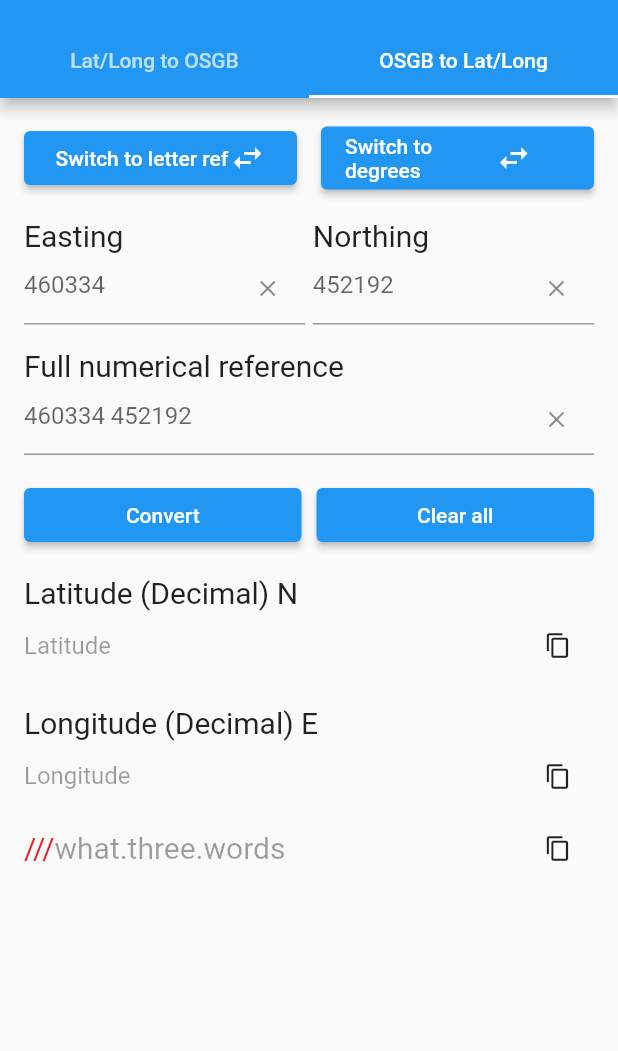
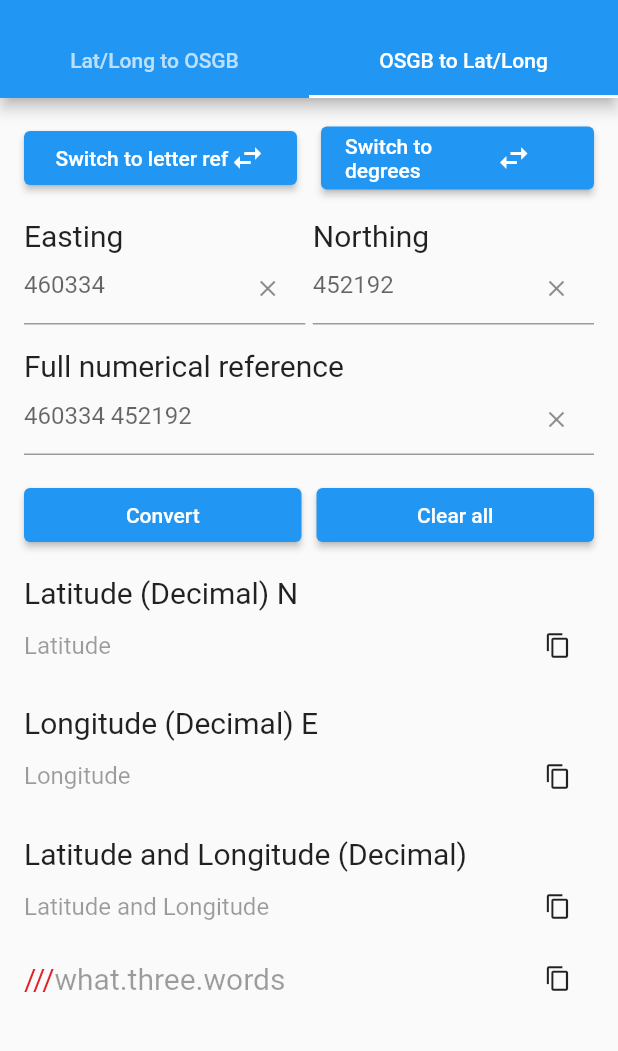
Before and after one commit to FunkyPenguin24/CoordinateTranslator, a Flutter app: the screen it shows after launch, tab 2 chosen, on a phone screen of 412 x 824 dp, the part 58-1109 px from its top. Run offline on Flutter 3.47's test engine with Material 2 defaults, Android fonts, the phone set to English and light mode, and no system bars; our stand-ins replace fluttertoast, image_picker, location, pull_to_refresh; missing offline and left inert: dynamic_themes, flutter_osm_plugin, latlong_to_osgrid, what3words.

Commit message:
Added new lat long output that displays them together. Close #4

```diff
--- a/lib/OSGBToLatLong.dart
+++ b/lib/OSGBToLatLong.dart
@@ -36,7 +36,9 @@ class OSGBToLatLongState extends State<OSGBToLatLong> with AutomaticKeepAliveCli
   TextEditingController latController = TextEditingController();
   TextEditingController latDmsController = TextEditingController();
   TextEditingController longController = TextEditingController();
-  TextEditingController longDmsController = TextEditingController(); //TODO set these to the dms result when converting and then do lamba expression to put them in place of normal controllers for textformfields
+  TextEditingController longDmsController = TextEditingController();
+  TextEditingController fullDecController = TextEditingController();
+  TextEditingController fullDmsController = TextEditingController();
 
   LatLongConverter converter = new LatLongConverter();
 
@@ -161,10 +163,16 @@ class OSGBToLatLongState extends State<OSGBToLatLong> with AutomaticKeepAliveCli
   }
 
   updateFields() {
+    String type = widget.sm.settings["Lat/Long output"];
     latController.text = (latDec != null) ? "${latDec!.toStringAsFixed(4)}" : "";
     longController.text = (longDec != null) ? "${longDec!.toStringAsFixed(4)}" : "";
     latDmsController.text = (latDms != null) ? "${latDms[0]}° ${latDms[1]}' ${latDms[2].toStringAsFixed(4)}\"" : "";
     longDmsController.text = (longDms != null) ? "${longDms[0]}° ${longDms[1]}' ${longDms[2].toStringAsFixed(4)}\"" : "";
+    if (type == "Decimal") {
+      fullDecController.text = (latDec != null) ? "N ${latDec!.toStringAsFixed(4)}, E ${longDec!.toStringAsFixed(4)}" : "";
+    } else {
+      fullDmsController.text = (latDms != null) ? "N ${latDms[0]}° ${latDms[1]}' ${latDms[2].toStringAsFixed(4)}\", E ${longDms[0]}° ${longDms[1]}' ${longDms[2].toStringAsFixed(4)}\"" : "";
+    }
   }
 
   void showErrorMessage(String ex) {
@@ -548,6 +556,38 @@ class OSGBToLatLongState extends State<OSGBToLatLong> with AutomaticKeepAliveCli
               ],
             ),
 
+            Padding(padding: EdgeInsets.only(bottom: 16.0)),
+
+            Row(
+              children: [
+                Text(
+                    "Latitude and Longitude ($type)",
+                    style: TextStyle(
+                      fontSize: 20.0,
+                    )
+                ),
+              ],
+            ),
+            Row(
+              children: [
+                Expanded(
+                  child: TextFormField(
+                    controller: (type == "Decimal") ? fullDecController: fullDmsController,
+                    enabled: false,
+                    decoration: InputDecoration(
+                      hintText: "Latitude and Longitude",
+                      border: InputBorder.none,
+                    ),
+                  ),
+                ),
+                IconButton(
+                  icon: Icon(Icons.content_copy),
+                  iconSize: 18.0,
+                  onPressed: () => copyFieldToClipboard((type == "Decimal") ? fullDecController: fullDmsController),
+                ),
+              ],
+            ),
+
             Visibility(
               visible: widget.sm.settings["What3Words"],
               child: Container(
--- a/pubspec.yaml
+++ b/pubspec.yaml
@@ -5,10 +5,10 @@ description: A flutter application to convert .
 # pub.dev using `pub publish`. This is preferred for private packages.
 publish_to: 'none' # Remove this line if you wish to publish to pub.dev
 
-version: 1.3.2+17
+version: 1.3.3+17
 
 environment:
-  sdk: ">=2.12.0 <3.0.0"
+  sdk: ">=2.16.0 <3.0.0"
 
 dependencies:
   flutter:
```
Also changed, not shown: pubspec.lock, 3 other files.
